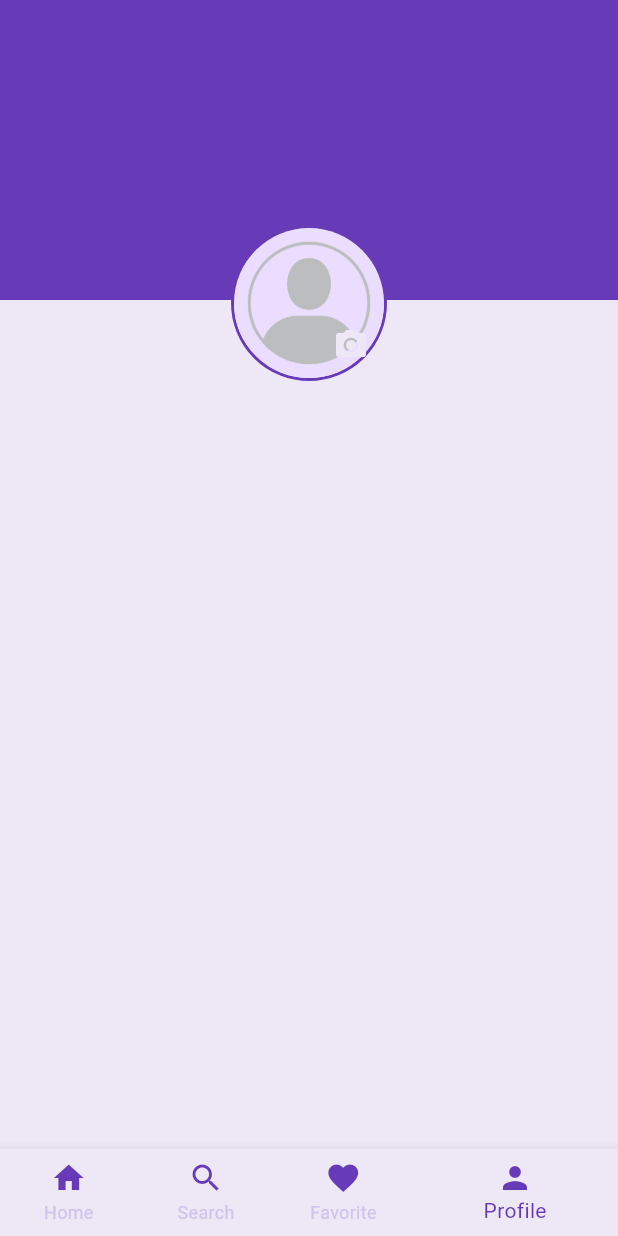
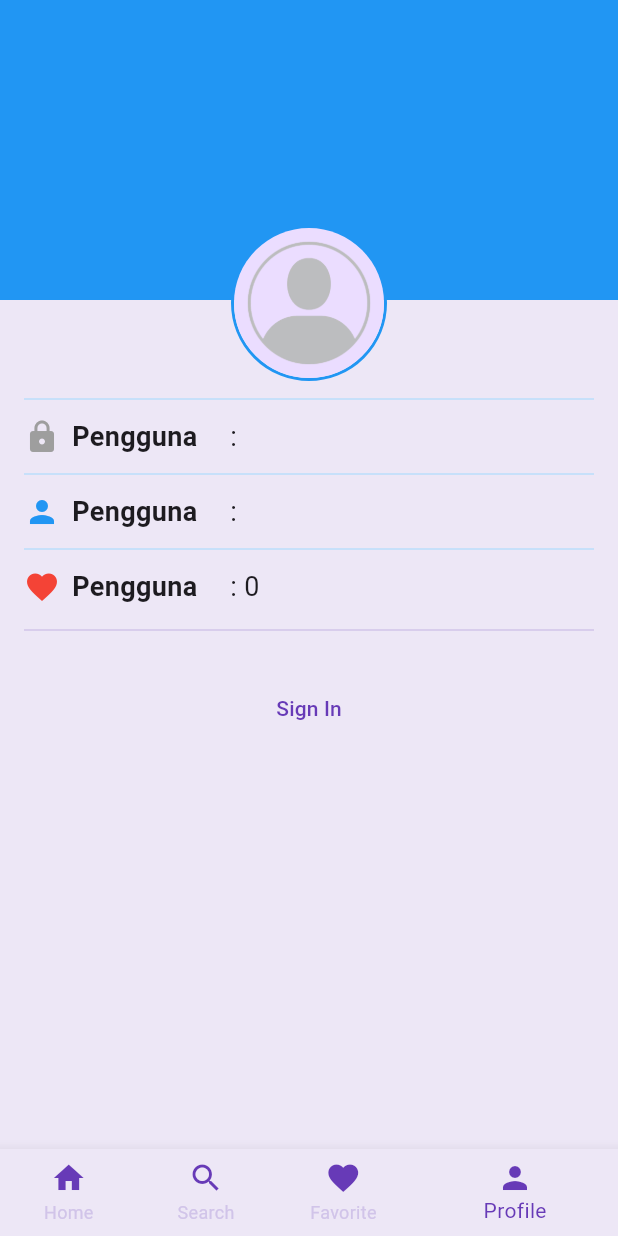
Before and after one commit to rhmdfrds1212/wisata_candi_rahmadfirdaus, a Flutter app: the screen it shows after launch, item 4 of the bottom bar chosen, on a phone screen of 412 x 824 dp. Run offline on Flutter 3.47's test engine with Material 3 defaults, Android fonts, the phone set to English and light mode, and no system bars; our stand-ins replace cached_network_image, shared_preferences; missing offline and left inert: encrypt.

```diff
--- a/lib/screens/detail_screen.dart
+++ b/lib/screens/detail_screen.dart
@@ -72,7 +72,9 @@ class _DetailScreenState extends State<DetailScreen> {
             Stack(
               children: [
                 // image utama
-                Padding(
+                Hero(
+                  tag: widget.candi.imageAsset,
+                  child: Padding(
                     padding: const EdgeInsets.symmetric(horizontal: 8.0),
                     child: ClipRRect(
                         borderRadius: BorderRadius.circular(20),
@@ -81,6 +83,7 @@ class _DetailScreenState extends State<DetailScreen> {
                           width: double.infinity,
                           height: 300,
                           fit: BoxFit.cover,
+                        ),
                     ),
                   ),
                 ),
--- a/lib/screens/profile_screen.dart
+++ b/lib/screens/profile_screen.dart
@@ -8,20 +8,21 @@ class ProfileScreen extends StatefulWidget {
 }
 
 class _ProfileScreenState extends State<ProfileScreen> {
-  bool isSignedIn = true;
-  String fullName ='';
-  String userName ='';
-  int favoriteCandiCount = 0;
-  late Color iconColor;
+  bool isSignedIn = false;
+  String fullName = '';
+  String userName = '';
+  int FavoriteMovieCount = 0;
 
-  void signIn() {
-    // setState(() {
-    // isSignedIn = true;
-    // userName = 'budi';
-    // fullName = 'Budi Santoso';
-    //favoriteCandiCount = 3;
-    // });
-    Navigator.pushNamed(context, '/signin');
+  void signIn () {
+    setState(() {
+      isSignedIn = !isSignedIn;
+    });
+  }
+
+  void signOut () {
+    setState(() {
+      isSignedIn = !isSignedIn;
+    });
   }
 
   @override
@@ -30,43 +31,104 @@ class _ProfileScreenState extends State<ProfileScreen> {
       body: Stack(
         children: [
           Container(
-            height: 200, width: double.infinity,
-            color: Colors.deepPurple,
+            height: 200, width: double.infinity, color: Colors.blue,
           ),
           Padding(
             padding: const EdgeInsets.symmetric(horizontal: 16),
             child: Column(
               children: [
-                //   TODO 2. Buat bagian ProfileHeader yang berisi gambar profil
                 Align(
                   alignment: Alignment.topCenter,
                   child: Padding(
-                      padding: const EdgeInsets.only(top: 200-50),
+                    padding: const EdgeInsets.only(top: 200 - 50),
                     child: Stack(
                       alignment: Alignment.bottomRight,
                       children: [
                         Container(
                           decoration: BoxDecoration(
-                              border: Border.all(color: Colors.deepPurple, width: 2),
+                            border: Border.all(color: Colors.blue, width: 2),
                             shape: BoxShape.circle,
                           ),
                           child: CircleAvatar(
                             radius: 50,
-                              backgroundImage:
-                                  AssetImage('images/placeholder_image.png'),
+                            backgroundImage: AssetImage('images/placeholder_image.png'),
                           ),
                         ),
                         if(isSignedIn)
                           IconButton(
                             onPressed: (){},
-                                icon: Icon(Icons.camera_alt, color: Colors.deepPurple[50],),
-                            ),
+                            icon: Icon(Icons.camera_alt, color: Colors.blue[50],),),
                       ],
                     ),
-                      //   TODO 3. Buaqt bagian ProfileInfo yang berisi info profile
-                      //   TODO 4. buat ProfileActions yang berisi TextButton sign in/out
                   ),
                 ),
+                SizedBox(height: 4),
+                Divider(color: Colors.blue[100]),
+                SizedBox(height: 4),
+                Row(
+                  children: [
+                    SizedBox(width: MediaQuery.of(context).size.width / 3,
+                      child: Row(
+                        children: [
+                          Icon(Icons.lock, color: Colors.grey,),
+                          SizedBox(width: 8),
+                          Text('Pengguna', style: TextStyle(
+                            fontSize: 18, fontWeight: FontWeight.bold,
+                          ),),
+                        ],
+                      ),),
+                    Expanded(
+                      child: Text(': $userName', style: TextStyle(
+                        fontSize: 18,),),),
+                  ],
+                ),
+                SizedBox(height: 4),
+                Divider(color: Colors.blue[100]),
+                SizedBox(height: 4),
+                Row(
+                  children: [
+                    SizedBox(width: MediaQuery.of(context).size.width / 3,
+                      child: Row(
+                        children: [
+                          Icon(Icons.person, color: Colors.blue,),
+                          SizedBox(width: 8),
+                          Text('Pengguna', style: TextStyle(
+                            fontSize: 18, fontWeight: FontWeight.bold,
+                          ),),
+                        ],
+                      ),),
+                    Expanded(
+                      child: Text(': $fullName', style: TextStyle(
+                        fontSize: 18,),),),
+                    if(isSignedIn) Icon(Icons.edit),
+                  ],
+                ),
+                SizedBox(height: 4),
+                Divider(color: Colors.blue[100]),
+                SizedBox(height: 4),
+                Row(
+                  children: [
+                    SizedBox(width: MediaQuery.of(context).size.width / 3,
+                      child: Row(
+                        children: [
+                          Icon(Icons.favorite, color: Colors.red,),
+                          SizedBox(width: 8),
+                          Text('Pengguna', style: TextStyle(
+                            fontSize: 18, fontWeight: FontWeight.bold,
+                          ),),
+                        ],
+                      ),),
+                    Expanded(
+                      child: Text(': $FavoriteMovieCount', style: TextStyle(
+                        fontSize: 18,),),),
+                  ],
+                ),
+                SizedBox(height: 4),
+                SizedBox(height: 4),
+                Divider(color: Colors.deepPurple[100]),
+                SizedBox(height: 20),
+                isSignedIn ? TextButton(onPressed: signOut, child: Text('Sign Out'))
+                    : TextButton(onPressed: signIn, child: Text('Sign In')),
               ],
             ),
           ),
--- a/lib/widgets/item_card.dart
+++ b/lib/widgets/item_card.dart
@@ -31,12 +31,15 @@ class ItemCard extends StatelessWidget {
           // TODO : 3. Buat Image sebagai anak dari Column
           Expanded(
             // TODO : 7. Implementasi Hero animation
+              child: Hero(
+                tag: candi.imageAsset,
                 child: ClipRRect(
                   borderRadius: BorderRadius.circular(15),
                   child: Image.asset(
                     candi.imageAsset,
                     width: double.infinity,
                     fit: BoxFit.cover,
+                  ),
                 ),
               ),
             ),
```
Lines whose indentation alone changed are shown as unchanged.
